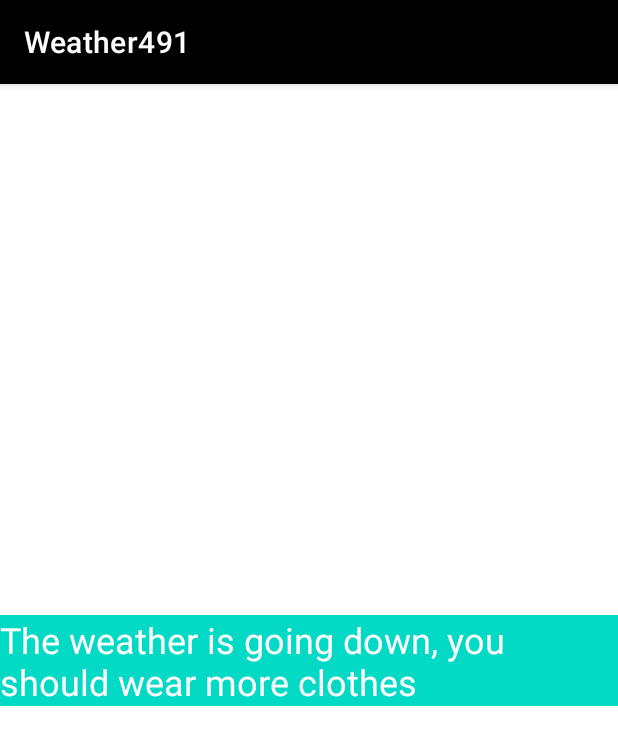
After one commit to xueda3122356/WeatherApp-Breeze, an Android app: the ForecastPage screen opened directly, with no data from a screen before it, on a phone screen of 412 x 824 dp. The commit adds this screen. Shown: the top 745 px of the screen. Run offline under Robolectric (Android 15) with nearby library versions, the phone set to English and light mode, and no system bars.

Commit message:
Add notification functions, and create Forecast page

```diff
--- /dev/null
+++ b/app/src/main/java/com/project491/weatherapp_breeze/ForecastPage.kt
@@ -0,0 +1,11 @@
+package com.project491.weatherapp_breeze
+
+import androidx.appcompat.app.AppCompatActivity
+import android.os.Bundle
+
+class ForecastPage : AppCompatActivity() {
+    override fun onCreate(savedInstanceState: Bundle?) {
+        super.onCreate(savedInstanceState)
+        setContentView(R.layout.activity_forecast_page)
+    }
+}
--- /dev/null
+++ b/app/src/main/res/layout/activity_forecast_page.xml
@@ -0,0 +1,24 @@
+<?xml version="1.0" encoding="utf-8"?>
+<androidx.constraintlayout.widget.ConstraintLayout xmlns:android="http://schemas.android.com/apk/res/android"
+    xmlns:app="http://schemas.android.com/apk/res-auto"
+    xmlns:tools="http://schemas.android.com/tools"
+    android:layout_width="match_parent"
+    android:layout_height="match_parent"
+    tools:context=".ForecastPage">
+
+    <TextView
+        android:id="@+id/etNotification"
+        android:layout_width="wrap_content"
+        android:layout_height="wrap_content"
+        android:text="The weather is going down, you should wear more clothes"
+        android:textSize="24dp"
+        android:textColor="@color/cardview_light_background"
+        android:background="@color/teal_200"
+        app:layout_constraintBottom_toBottomOf="parent"
+        app:layout_constraintEnd_toEndOf="parent"
+        app:layout_constraintStart_toStartOf="parent"
+        app:layout_constraintTop_toTopOf="parent">
+
+    </TextView>
+
+</androidx.constraintlayout.widget.ConstraintLayout>
```
Also changed, not shown: app/src/main/AndroidManifest.xml (+7 -2 lines), app/src/main/java/com/project491/weatherapp_breeze/MainActivity.kt (+70 -0 lines).
